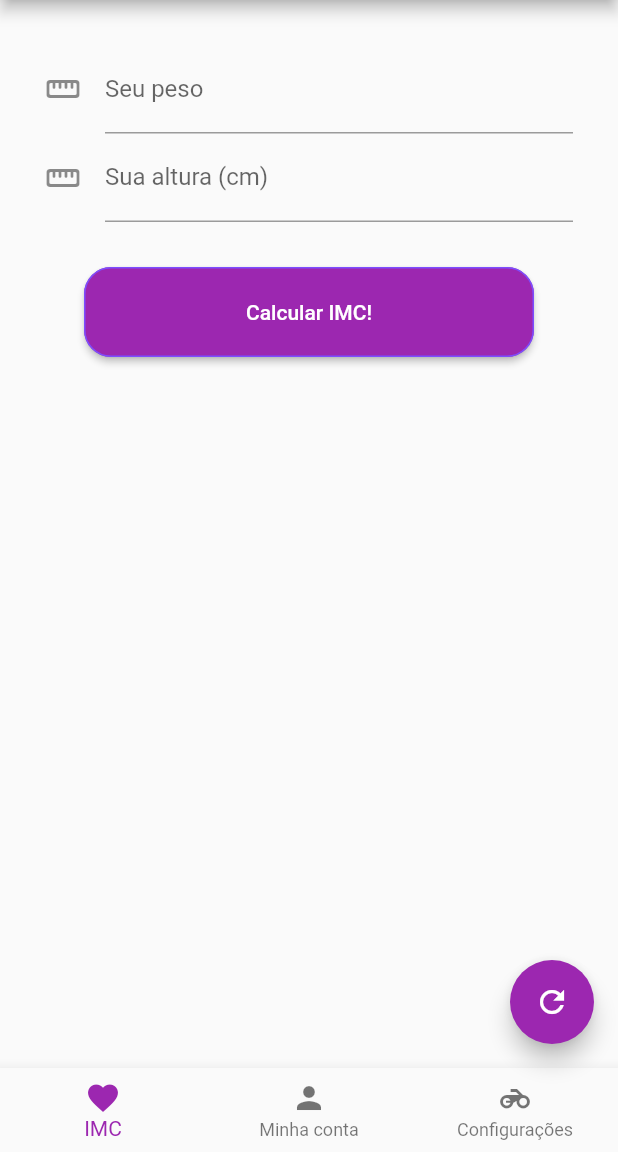
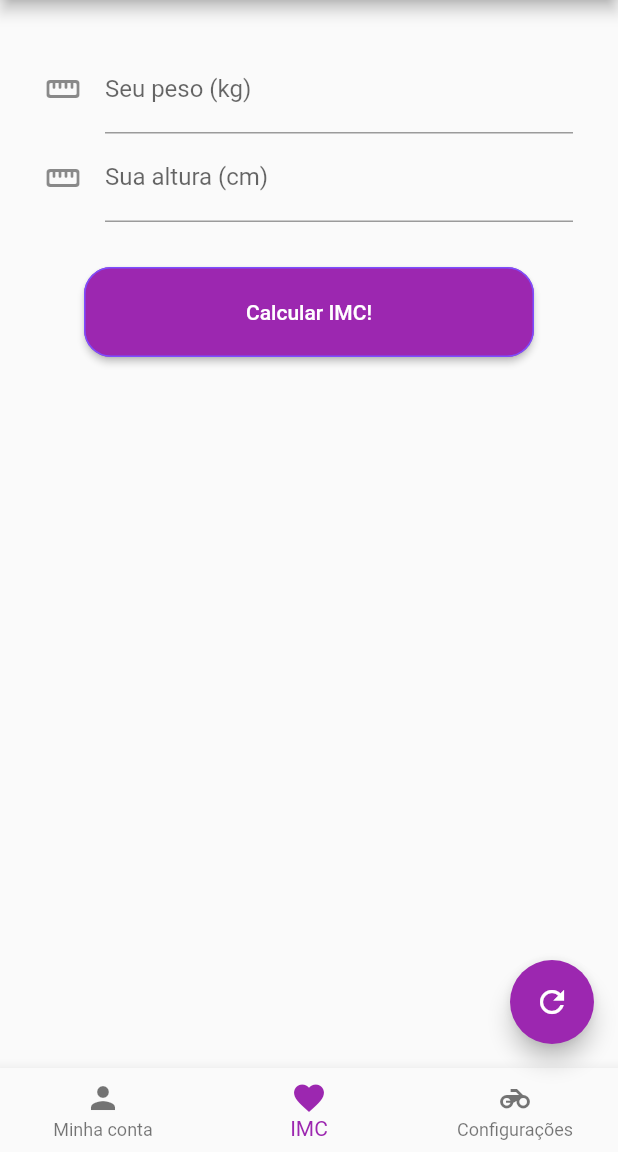
Before and after one commit to gustavobborges/app_calculadora_imc, a Flutter app: the screen it shows after launch, on a phone screen of 412 x 824 dp, the part 84-1236 px from its top. Run offline on Flutter 3.47's test engine with Material 2 defaults, Android fonts, the phone set to English and light mode, and no system bars.

Commit message:
melhoria da logica e organizacao do codigo

```diff
--- a/lib/main.dart
+++ b/lib/main.dart
@@ -35,12 +35,12 @@ class _MyHomePageState extends State<MyHomePage> {
   TextEditingController _controllerMensagem = TextEditingController();
   TextEditingController _controllerResultado = TextEditingController();
 
-
   String peso;
   String altura;
   String imc;
-  String mensagem = "";
-  String resultado = "";
+  String mensagem;
+  String resultado;
+  int _selectedIndex = 1;
 
   void refresh() {
     setState(() {
@@ -49,7 +49,12 @@ class _MyHomePageState extends State<MyHomePage> {
       imc = _controllerImc.text = "";
       mensagem = _controllerMensagem.text = "";
       resultado = _controllerResultado.text = "";
+    });
+  }
 
+  void _onItemTapped(int index) {
+    setState(() {
+      _selectedIndex = index;
     });
   }
 
@@ -119,19 +124,21 @@ class _MyHomePageState extends State<MyHomePage> {
         ),
       ),
       body: Container(
-        child: Form(
+         child: (_selectedIndex == 1)
+         ? Form(
           key: _formKey,
           child: Padding(
             padding: EdgeInsets.only(top: 30, right: 30, left: 30, bottom: 15),
             child: Column(
               children: [
                 TextFormField(
-                  keyboardType: TextInputType.phone,
+                  keyboardType: TextInputType.number,
                   controller: _controllerPeso,
                   obscureText: false,
                   decoration: InputDecoration(
                       icon: Icon(Icons.straighten_rounded),
-                      labelText: "Seu peso"),
+                      labelText: "Seu peso (kg)",
+                  ),
                   validator: (value) {
                     if (value == null || value.isEmpty) {
                       return "Informe o peso!";
@@ -140,7 +147,7 @@ class _MyHomePageState extends State<MyHomePage> {
                   },
                 ),
                 TextFormField(
-                  keyboardType: TextInputType.phone,
+                  keyboardType: TextInputType.number,
                   controller: _controllerAltura,
                   obscureText: false,
                   decoration: InputDecoration(
@@ -162,32 +169,34 @@ class _MyHomePageState extends State<MyHomePage> {
                               borderRadius: BorderRadius.circular(18.0),
                               side:
                                   BorderSide(color: Colors.deepPurpleAccent))),
-                      minimumSize:
-                          MaterialStateProperty.all<Size>(Size(300, 60)),
+                      minimumSize: MaterialStateProperty.all<Size>(Size(300, 60)),
                     ),
                     onPressed: () {
                       if (_formKey.currentState.validate()) {
                         setState(() {
+
                           altura = _controllerAltura.value.text;
                           peso = _controllerPeso.value.text;
-                          var alturaInt = int.parse(altura);
-                          var pesoint = int.parse(peso);
-                          var imcInt = pesoint/((alturaInt * alturaInt)/10000);
 
-                          if(imcInt < 18.49) {
+                          var alturaDouble = double.parse(altura);
+                          var pesoDouble = double.parse(peso);
+
+                          var imcDouble = pesoDouble/((alturaDouble * alturaDouble)/10000);
+
+                          if(imcDouble < 18.49) {
                             resultado = "Atenção! ";
                             mensagem = "Provavelmente você está abaixo do peso!";
                           }
-                          else if (imcInt <= 25) {
+                          else if (imcDouble <= 25) {
                             resultado = "Parabéns! ";
                             mensagem = "Seu IMC provavelmente está saudável!";
                           }
-                          else if (imcInt > 25) {
+                          else if (imcDouble > 25) {
                             resultado = "Atenção! ";
                             mensagem = "Provavelmente você está acima do peso!";
                           }
-                          var imcString = imcInt.toStringAsPrecision(4);
-                          imc = imcString;
+
+                          imc = imcDouble.toStringAsPrecision(4);
                         });
                       }
                     },
@@ -207,9 +216,8 @@ class _MyHomePageState extends State<MyHomePage> {
                     ),
                   ),
                 ),
-
                 Padding(
-                  padding: EdgeInsets.only(top: 30),
+                padding: EdgeInsets.only(top: 30),
                   child: (resultado == "Atenção! ")
                   ? RichText(
                     text: TextSpan(
@@ -231,7 +239,36 @@ class _MyHomePageState extends State<MyHomePage> {
               ],
             ),
           ),
-        ),
+        )
+         : Container (
+           child: Center(
+             child: Text (
+               'Em desenvolvimento',
+               style: TextStyle(
+                 fontSize: 30,
+               ),
+
+             )
+           ),
+         ),
+      ),
+      bottomNavigationBar: BottomNavigationBar(
+        items: [
+          BottomNavigationBarItem(
+            icon: Icon(Icons.person),
+            title: Text("Minha conta"),
+          ),
+          BottomNavigationBarItem(
+            icon: Icon(Icons.favorite),
+            title: Text("IMC"),
+          ),
+          BottomNavigationBarItem(
+            icon: Icon(Icons.motorcycle),
+            title: Text("Configurações")
+          ),
+        ],
+        currentIndex: _selectedIndex,
+        onTap: _onItemTapped,
       ),
       floatingActionButton: FloatingActionButton(
         onPressed: () {
@@ -240,24 +277,6 @@ class _MyHomePageState extends State<MyHomePage> {
           });
         },
         child: const Icon(Icons.refresh),
-        backgroundColor: Colors.purple,
-      ),
-      bottomNavigationBar: BottomNavigationBar(
-        currentIndex: 0,
-        items: [
-          BottomNavigationBarItem(
-              icon: Icon(Icons.favorite),
-              title: Text("IMC")
-          ),
-          BottomNavigationBarItem(
-              icon: Icon(Icons.person),
-              title: Text("Minha conta")
-          ),
-          BottomNavigationBarItem(
-              icon: Icon(Icons.motorcycle),
-              title: Text("Configurações")
-          ),
-        ],
       ),
     );
   }
```
Also changed, not shown: 1 other file.
